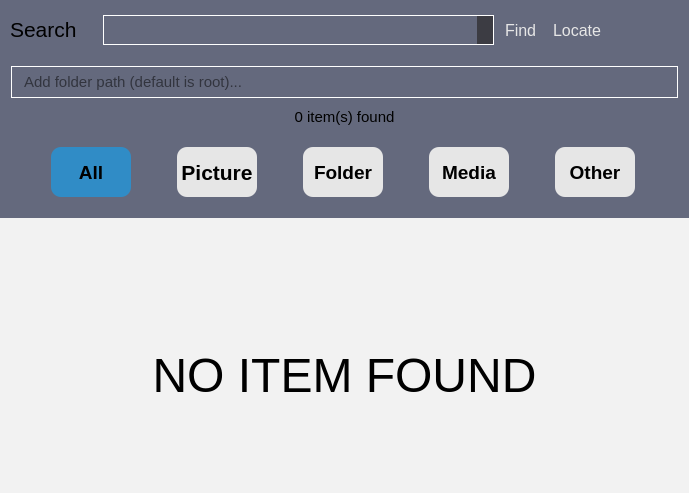
Qt form search/search.ui (rahmanshaber/corebox) before a commit.
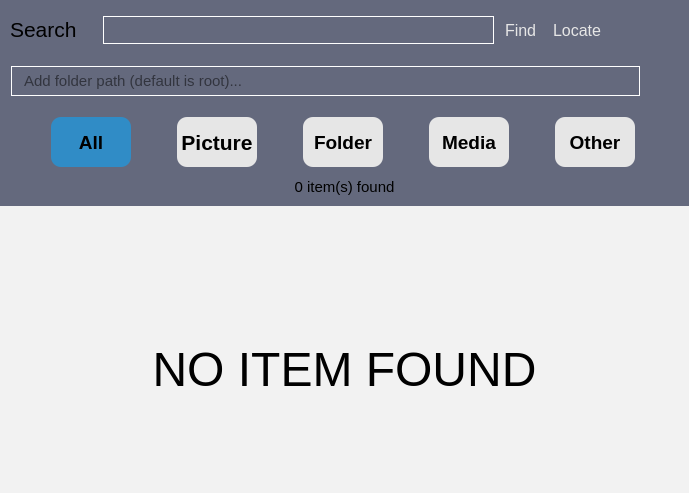
The same form after that commit. Icons and pictures are not drawn.

What changed in the file:
```diff
--- a/search/search.ui
+++ b/search/search.ui
@@ -121,43 +121,13 @@
           </spacer>
          </item>
          <item>
-          <widget class="QComboBox" name="searchFF">
-           <property name="sizePolicy">
-            <sizepolicy hsizetype="Expanding" vsizetype="Fixed">
-             <horstretch>0</horstretch>
-             <verstretch>0</verstretch>
-            </sizepolicy>
-           </property>
-           <property name="minimumSize">
-            <size>
-             <width>0</width>
-             <height>30</height>
-            </size>
-           </property>
-           <property name="font">
-            <font>
-             <pointsize>11</pointsize>
-            </font>
-           </property>
+          <widget class="QLineEdit" name="searchFF">
            <property name="styleSheet">
-            <string notr="true">QComboBox {
+            <string notr="true">QLineEdit {
     border: 1px solid #ffffff;
     padding: 5px 5px 5px 10px;
 }
-QComboBox QAbstractItemView {
-    background-color: #546070;
-    color: #ffffff;
-    selection-background-color: #F1A873;
-}
-QComboBox::drop-down {
-    background-color: #3C3C43;
-}</string>
-           </property>
-           <property name="editable">
-            <bool>true</bool>
-           </property>
-           <property name="insertPolicy">
-            <enum>QComboBox::InsertAlphabetically</enum>
+</string>
            </property>
           </widget>
          </item>
@@ -297,10 +267,7 @@
         <property name="frameShadow">
          <enum>QFrame::Raised</enum>
         </property>
-        <layout class="QVBoxLayout" name="verticalLayout_3">
-         <property name="spacing">
-          <number>10</number>
-         </property>
+        <layout class="QHBoxLayout" name="horizontalLayout_3">
          <item>
           <widget class="QLineEdit" name="folderPath">
            <property name="minimumSize">
@@ -333,17 +300,19 @@
           </widget>
          </item>
          <item>
-          <widget class="QLabel" name="itemCount">
-           <property name="font">
-            <font>
-             <pointsize>11</pointsize>
-            </font>
-           </property>
+          <widget class="QPushButton" name="setfolder">
            <property name="text">
-            <string>0 item(s) found</string>
+            <string/>
            </property>
-           <property name="alignment">
-            <set>Qt::AlignCenter</set>
+           <property name="icon">
+            <iconset resource="../icons.qrc">
+             <normaloff>:/icons/search_w.svg</normaloff>:/icons/search_w.svg</iconset>
+           </property>
+           <property name="iconSize">
+            <size>
+             <width>30</width>
+             <height>30</height>
+            </size>
            </property>
           </widget>
          </item>
@@ -619,6 +588,21 @@
         </layout>
        </widget>
       </item>
+      <item>
+       <widget class="QLabel" name="itemCount">
+        <property name="font">
+         <font>
+          <pointsize>11</pointsize>
+         </font>
+        </property>
+        <property name="text">
+         <string>0 item(s) found</string>
+        </property>
+        <property name="alignment">
+         <set>Qt::AlignCenter</set>
+        </property>
+       </widget>
+      </item>
      </layout>
     </widget>
    </item>
```
Left out of the diff: 7 changed lines with no effect on the pictures.
